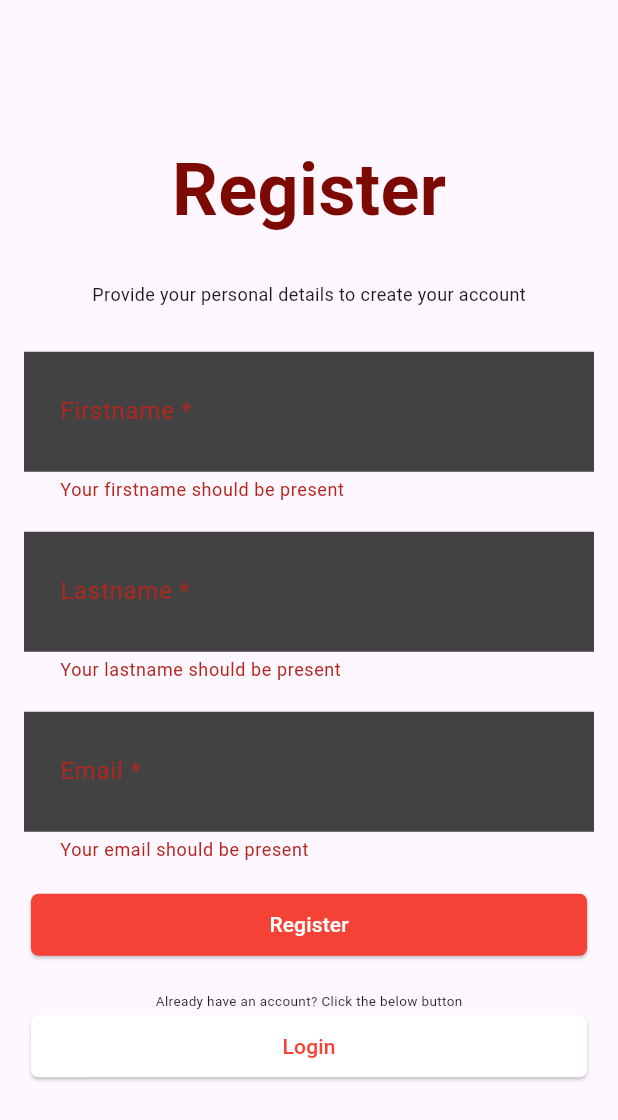
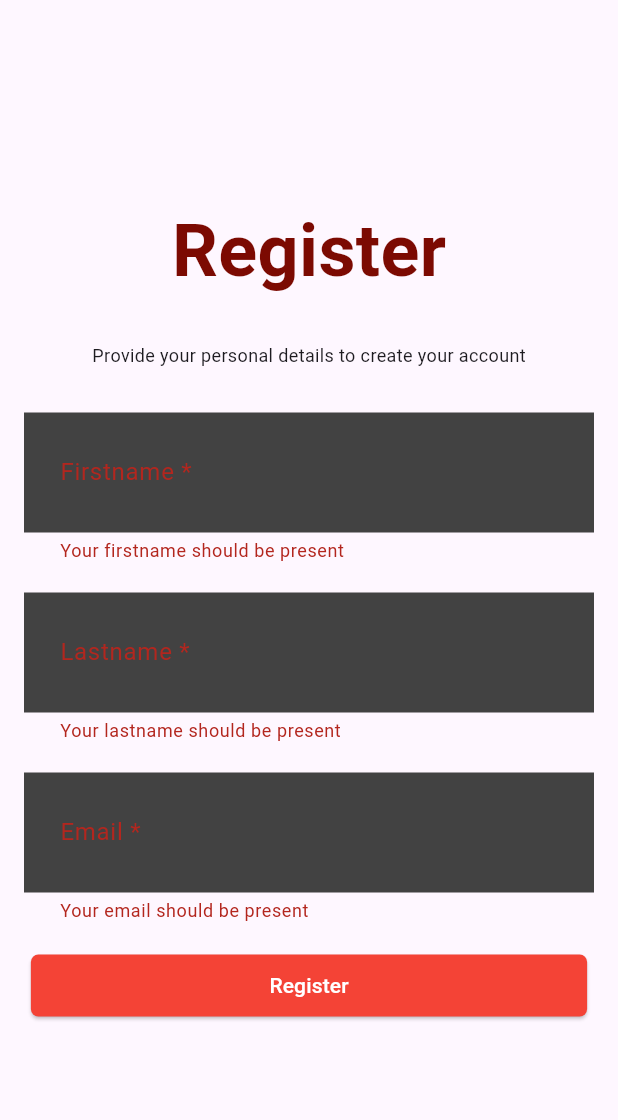
Before and after one commit to Regis-Ntwari/blisso_mobile, a Flutter app: the screen it shows after launch, after a tap on "Register", on a phone screen of 412 x 824 dp. Shown: the top 1120 px of the screen. Run offline on Flutter 3.47's test engine with Material 3 defaults, Android fonts, the phone set to English and light mode, and no system bars; our stand-ins replace flutter_riverpod, local_auth, routemaster, shared_preferences; missing offline and left inert: local_auth_android, local_auth_darwin, telephony.

Commit message:
add login integration

```diff
--- a/lib/main.dart
+++ b/lib/main.dart
@@ -18,10 +18,7 @@ void main() {
     '/matching-selection': (_) =>
         const MaterialPage(child: MatchingSelectionScreen()),
     '/Login': (_) => const MaterialPage(child: LoginScreen()),
-    '/password/:username': (route) => MaterialPage(
-            child: PasswordScreen(
-          username: route.pathParameters['username']!,
-        ))
+    '/password': (route) => const MaterialPage(child: PasswordScreen())
   });
 
   runApp(ProviderScope(
--- a/lib/screens/auth/register_screen.dart
+++ b/lib/screens/auth/register_screen.dart
@@ -132,32 +132,13 @@ class _RegisterScreenState extends ConsumerState<RegisterScreen> {
                                               showSnackBar(
                                                   context, userState.error!);
                                             } else {
-                                              print(userState.error);
-                                              Routemaster.of(context)
-                                                  .push('/matching-selection');
+                                              Routemaster.of(context).push(
+                                                  '/password/${widget.type == 'EMAIL' ? emailUsername.text : phoneUsername.text}');
                                             }
                                           }
                                         })
                                   ],
                                 ),
-                                const SizedBox(
-                                  height: 20,
-                                ),
-                                SizedBox(
-                                    child: Text(
-                                  'Already have an account? Click the below button',
-                                  style:
-                                      TextStyle(fontSize: textScaler.scale(9)),
-                                )),
-                                SizedBox(
-                                  child: ButtonComponent(
-                                      text: 'Login',
-                                      backgroundColor: Colors.white,
-                                      foregroundColor: Colors.red,
-                                      onTap: () {
-                                        Routemaster.of(context).push('/Login');
-                                      }),
-                                )
                               ],
                             ),
                           )
```
Also changed, not shown: lib/screens/auth/password_screen.dart (+12 -9 lines), lib/services/auth/user_service.dart (+8 -0 lines), lib/services/auth/user_service_provider.dart (+31 -0 lines), lib/services/shared_preferences_service.dart (added, +50 -0 lines).
